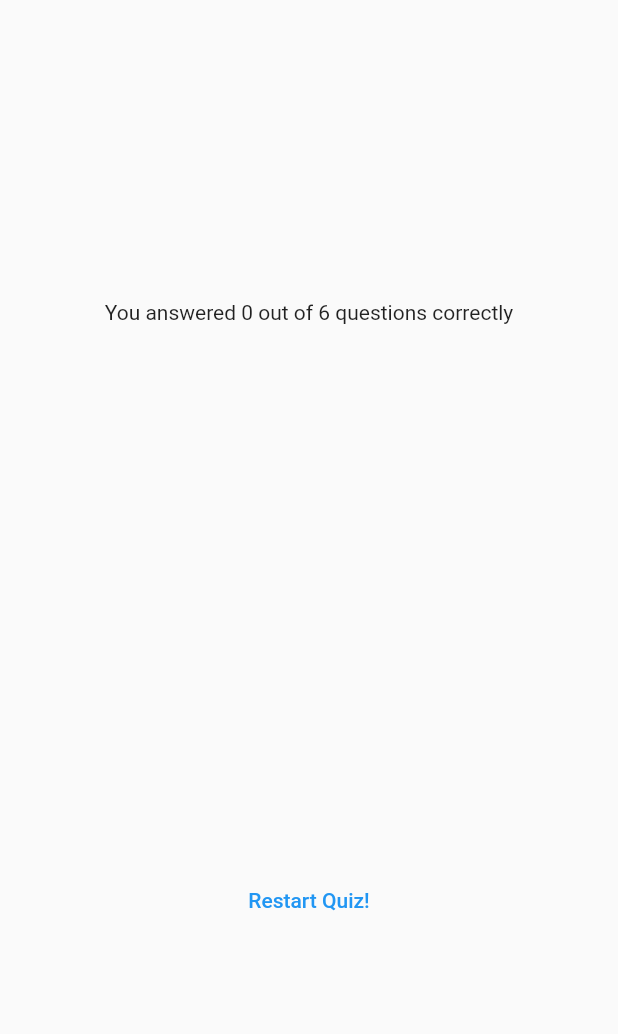
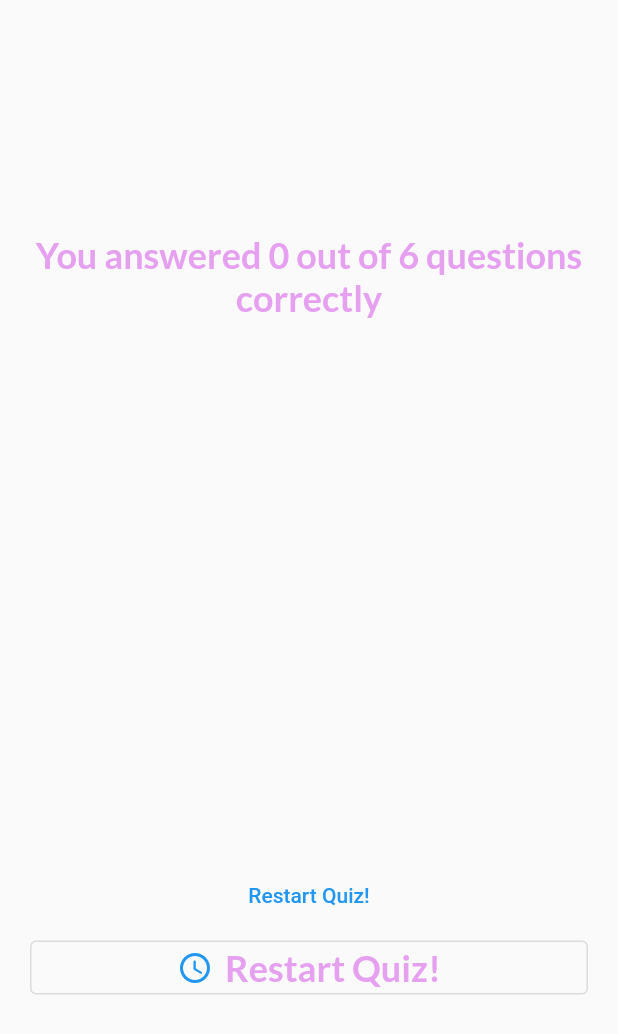
Before and after one commit to MattiaLR95/flutter_corso, a Flutter app: the ResultScreen widget shown alone on an empty page, opened directly with empty values, on a phone screen of 412 x 824 dp. Shown: the top 1034 px of the screen. Run offline on Flutter 3.47's test engine with Material 2 defaults, Android fonts, the phone set to English and light mode, and no system bars; our stand-ins replace google_fonts.

Commit message:
Personalizzazione del pulsante per ricominciare il quiz

```diff
--- a/lib/homepage.dart
+++ b/lib/homepage.dart
@@ -33,14 +33,14 @@ class Homepage extends StatelessWidget {
             onPressed: startQuiz,
             style: OutlinedButton.styleFrom(
                 foregroundColor: const Color.fromRGBO(255, 255, 255, 1)),
-            icon: const Icon(Icons.arrow_right_alt),
+            icon: const Icon(Icons.replay),
             label: const Text(
               'Start Quiz',
               style: TextStyle(
                 color: Color.fromARGB(255, 255, 255, 255),
               ),
             ),
-          )
+          ),
         ],
       ),
     );
--- a/lib/results_screen.dart
+++ b/lib/results_screen.dart
@@ -1,6 +1,6 @@
 import 'package:flutter/material.dart';
+import 'package:google_fonts/google_fonts.dart';
 import 'package:verifica_moduli_1_2/data/questions.dart';
-import 'package:verifica_moduli_1_2/homepage.dart';
 import 'package:verifica_moduli_1_2/questions_summary.dart';
 
 class ResultScreen extends StatelessWidget {
@@ -43,6 +43,11 @@ class ResultScreen extends StatelessWidget {
             Text(
               'You answered $result out of $totalQuestions questions correctly',
               textAlign: TextAlign.center,
+              style: GoogleFonts.lato(
+                color: const Color.fromARGB(183, 222, 125, 236),
+                fontSize: 24,
+                fontWeight: FontWeight.bold,
+              ),
             ),
             const SizedBox(
               height: 30,
@@ -54,7 +59,19 @@ class ResultScreen extends StatelessWidget {
             TextButton(
               onPressed: () {},
               child: const Text('Restart Quiz!'),
-            )
+            ),
+            OutlinedButton.icon(
+              onPressed: () {},
+              icon: const Icon(Icons.access_time_rounded),
+              label: Text(
+                'Restart Quiz!',
+                style: GoogleFonts.lato(
+                  color: const Color.fromARGB(183, 222, 125, 236),
+                  fontSize: 24,
+                  fontWeight: FontWeight.bold,
+                ),
+              ),
+            ),
           ],
         ),
       ),
```
